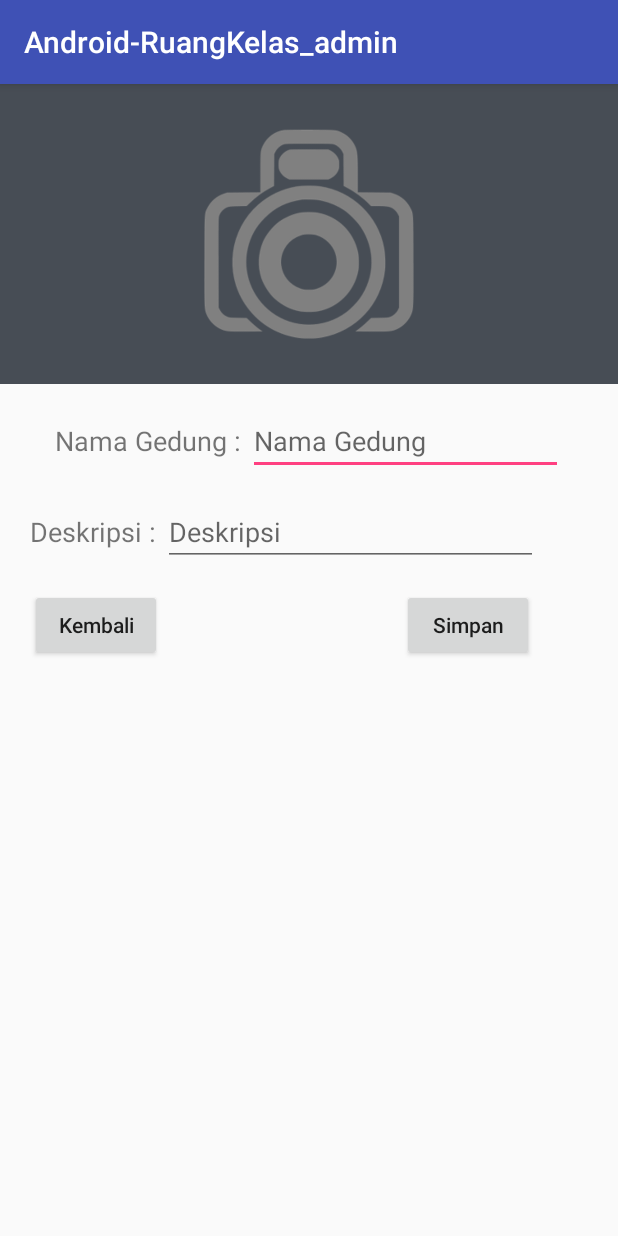
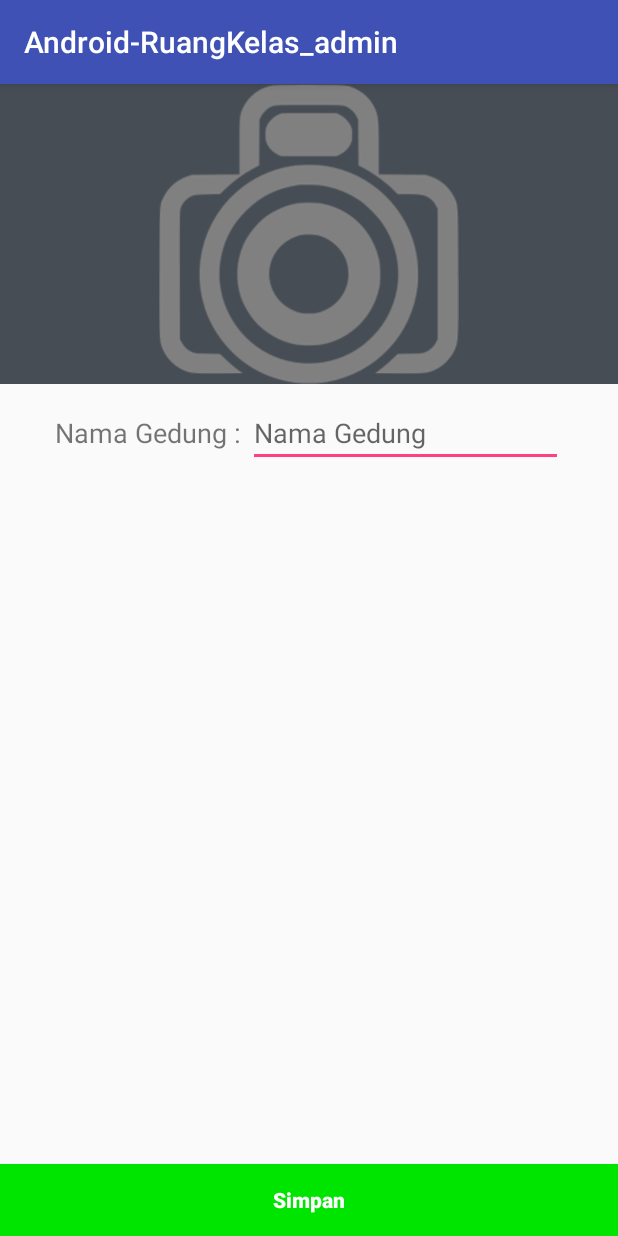
Before and after one commit to fanyspenda/Android-RuangKelas-Admin, an Android app: the AddGedung screen opened directly, with no data from a screen before it, on a phone screen of 412 x 824 dp. Run offline under Robolectric (Android 15) with nearby library versions, the phone set to English and light mode, and no system bars; our stand-ins replace Firebase (no records; nobody signed in at launch, a user with empty details on screens opened directly), Picasso.

Commit message:
tambah gedung dan gambar, menu OnLongClick

```diff
--- a/app/src/main/java/arwinata/org/android_ruangkelas_admin/Admin.java
+++ b/app/src/main/java/arwinata/org/android_ruangkelas_admin/Class/Admin.java
@@ -1,4 +1,4 @@
-package arwinata.org.android_ruangkelas_admin;
+package arwinata.org.android_ruangkelas_admin.Class;
 
 import android.widget.Adapter;
 
--- a/app/src/main/java/arwinata/org/android_ruangkelas_admin/Gedung.java
+++ b/app/src/main/java/arwinata/org/android_ruangkelas_admin/Class/Gedung.java
@@ -1,4 +1,4 @@
-package arwinata.org.android_ruangkelas_admin;
+package arwinata.org.android_ruangkelas_admin.Class;
 
 public class Gedung {
 
@@ -23,6 +23,10 @@ public class Gedung {
     public Gedung() {
     }
 
+    public Gedung(String imageUrl) {
+        this.imageUrl = imageUrl;
+    }
+
     public Gedung(String nama, String imageUrl) {
         this.imageUrl = imageUrl;
         this.nama = nama;
--- a/app/src/main/java/arwinata/org/android_ruangkelas_admin/MainActivity.java
+++ b/app/src/main/java/arwinata/org/android_ruangkelas_admin/MainActivity.java
@@ -13,6 +13,8 @@ import com.google.firebase.firestore.FirebaseFirestore;
 import com.google.firebase.firestore.Query;
 import com.google.firebase.firestore.QueryDocumentSnapshot;
 import com.google.firebase.firestore.QuerySnapshot;
+
+import arwinata.org.android_ruangkelas_admin.Class.Admin;
 
 public class MainActivity extends AppCompatActivity {
 
--- a/app/src/main/res/layout/activity_add_gedung.xml
+++ b/app/src/main/res/layout/activity_add_gedung.xml
@@ -12,12 +12,11 @@
         android:layout_height="200dp"
         android:background="@color/grey"
         android:src="@drawable/camera"
-        android:padding="30dp"
         android:id="@+id/gambarGedung"
         />
 
     <LinearLayout
-        android:layout_marginVertical="15dp"
+        android:layout_marginTop="10dp"
         android:layout_width="match_parent"
         android:layout_height="wrap_content"
         android:orientation="horizontal"
@@ -34,45 +33,21 @@
             android:textSize="18sp"
             android:id="@+id/edtNamaGedung"/>
     </LinearLayout>
-    <LinearLayout
-        android:layout_width="match_parent"
-        android:layout_height="wrap_content"
-        android:orientation="horizontal"
-        android:layout_marginLeft="20dp">
-        <TextView
-            android:layout_width="wrap_content"
-            android:layout_height="wrap_content"
-            android:text="Deskripsi : "
-            android:textSize="18sp"/>
-        <EditText
-            android:layout_width="250dp"
-            android:layout_height="wrap_content"
-            android:hint="Deskripsi"
-            android:textSize="18sp"
-            android:id="@+id/edtDescGedung"/>
-    </LinearLayout>
 
-    <LinearLayout
-        android:layout_width="match_parent"
-        android:layout_height="wrap_content"
-        android:orientation="horizontal">
+    <RelativeLayout
+        android:layout_width="wrap_content"
+        android:layout_height="wrap_content">
 
         <Button
-            android:layout_marginVertical="15dp"
-            android:layout_width="wrap_content"
+            android:id="@+id/btnSimpanG"
+            android:layout_width="match_parent"
             android:layout_height="wrap_content"
-            android:text="Kembali"
-            android:textAllCaps="false"
-            android:layout_marginLeft="20dp"
-            android:id="@+id/btnKembali"/>
-        <Button
-            android:layout_marginVertical="15dp"
-            android:layout_width="wrap_content"
-            android:layout_height="wrap_content"
+            android:layout_alignParentBottom="true"
+            android:textColor="#FFF"
+            android:textStyle="bold"
+            android:background="#00e500"
             android:text="Simpan"
-            android:textAllCaps="false"
-            android:layout_marginLeft="160dp"
-            android:id="@+id/btnSimpanG"/>
-    </LinearLayout>
+            android:textAllCaps="false" />
+    </RelativeLayout>
 
 </LinearLayout>
--- a/build.gradle
+++ b/build.gradle
@@ -7,8 +7,8 @@ buildscript {
         jcenter()
     }
     dependencies {
-        classpath 'com.android.tools.build:gradle:3.1.3'
-        classpath 'com.google.gms:google-services:4.0.1'
+        classpath 'com.android.tools.build:gradle:3.2.1'
+        classpath 'com.google.gms:google-services:4.2.0'
 
 
         // NOTE: Do not place your application dependencies here; they belong
```
Also changed, not shown: app/build.gradle (+9 -3 lines), app/src/main/java/arwinata/org/android_ruangkelas_admin/Adapter/GedungAdapter.java (+30 -6 lines), app/src/main/java/arwinata/org/android_ruangkelas_admin/AddGedung.java (+119 -20 lines), app/src/main/java/arwinata/org/android_ruangkelas_admin/Class/Ruangan.java (added, +55 -0 lines), app/src/main/java/arwinata/org/android_ruangkelas_admin/Main2Activity.java (+18 -1 lines), app/src/main/res/menu/menu_gedung.xml (added, +9 -0 lines), gradle/wrapper/gradle-wrapper.properties.
